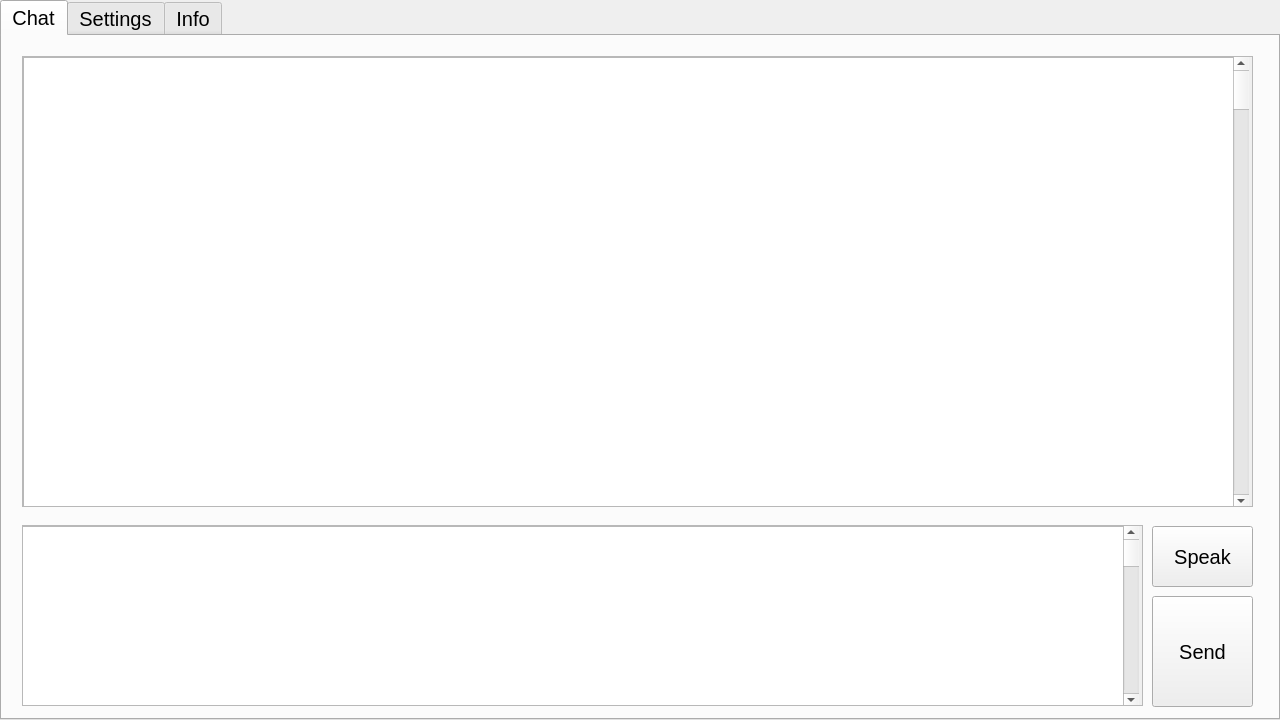
Above: ChatBot/ui.ui from UndertakerW/AI-Chatbot before the change. Below: the same form after it.
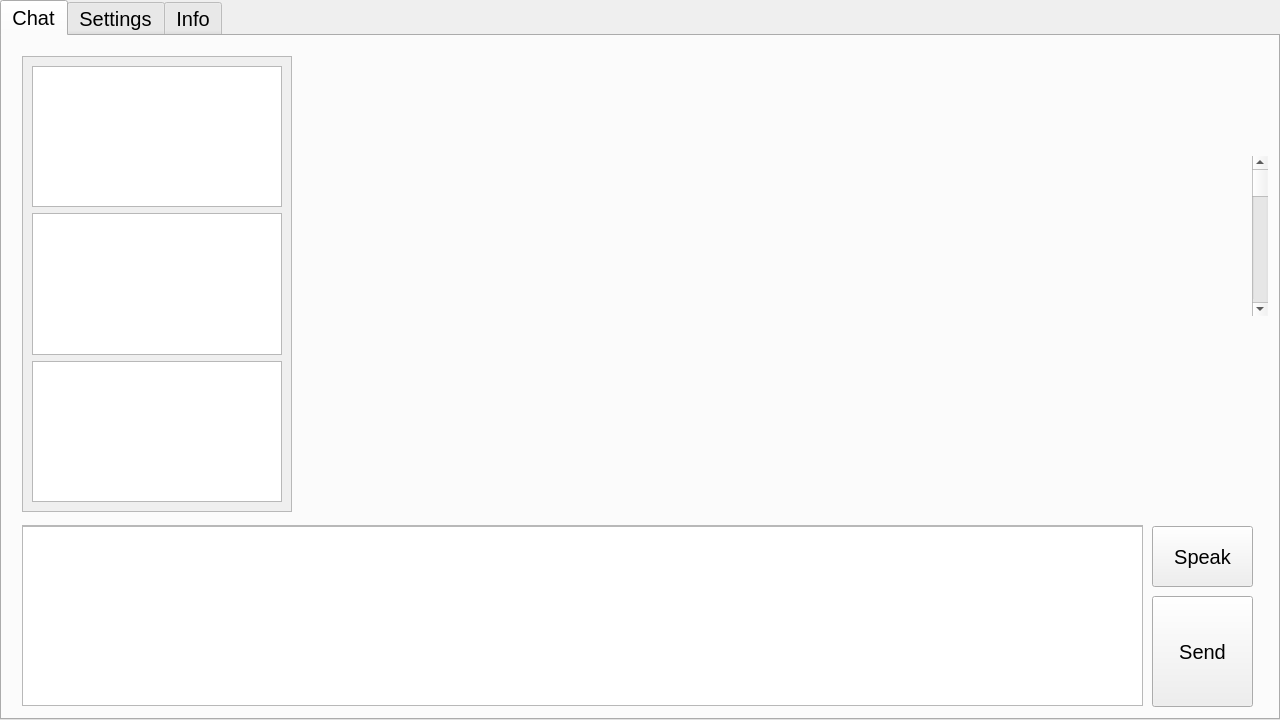
That is the form after the change.

Patch:
```diff
--- a/ChatBot/ui.ui
+++ b/ChatBot/ui.ui
@@ -30,8 +30,8 @@
      <rect>
       <x>20</x>
       <y>20</y>
-      <width>1231</width>
-      <height>451</height>
+      <width>270</width>
+      <height>456</height>
      </rect>
     </property>
     <property name="widgetResizable">
@@ -42,33 +42,21 @@
       <rect>
        <x>0</x>
        <y>0</y>
-       <width>1229</width>
-       <height>449</height>
+       <width>268</width>
+       <height>454</height>
       </rect>
      </property>
-     <widget class="QTextBrowser" name="textBrowser_2">
-      <property name="geometry">
-       <rect>
-        <x>0</x>
-        <y>0</y>
-        <width>1211</width>
-        <height>451</height>
-       </rect>
-      </property>
-     </widget>
-     <widget class="QScrollBar" name="verticalScrollBar">
-      <property name="geometry">
-       <rect>
-        <x>1210</x>
-        <y>0</y>
-        <width>16</width>
-        <height>451</height>
-       </rect>
-      </property>
-      <property name="orientation">
-       <enum>Qt::Vertical</enum>
-      </property>
-     </widget>
+     <layout class="QVBoxLayout" name="verticalLayout">
+      <item>
+       <widget class="QTextBrowser" name="textBrowser_2"/>
+      </item>
+      <item>
+       <widget class="QTextBrowser" name="textBrowser_3"/>
+      </item>
+      <item>
+       <widget class="QTextBrowser" name="textBrowser_4"/>
+      </item>
+     </layout>
     </widget>
    </widget>
    <widget class="QScrollArea" name="scrollArea_2">
@@ -97,24 +85,11 @@
        <rect>
         <x>-30</x>
         <y>0</y>
-        <width>1131</width>
+        <width>1151</width>
         <height>181</height>
        </rect>
       </property>
      </widget>
-     <widget class="QScrollBar" name="verticalScrollBar_2">
-      <property name="geometry">
-       <rect>
-        <x>1100</x>
-        <y>0</y>
-        <width>16</width>
-        <height>181</height>
-       </rect>
-      </property>
-      <property name="orientation">
-       <enum>Qt::Vertical</enum>
-      </property>
-     </widget>
     </widget>
    </widget>
    <widget class="QPushButton" name="pushButton">
@@ -153,6 +128,19 @@
      <string>Speak</string>
     </property>
    </widget>
+   <widget class="QScrollBar" name="verticalScrollBar">
+    <property name="geometry">
+     <rect>
+      <x>1250</x>
+      <y>120</y>
+      <width>16</width>
+      <height>160</height>
+     </rect>
+    </property>
+    <property name="orientation">
+     <enum>Qt::Vertical</enum>
+    </property>
+   </widget>
   </widget>
   <widget class="QWidget" name="tab_2">
    <attribute name="title">
```
